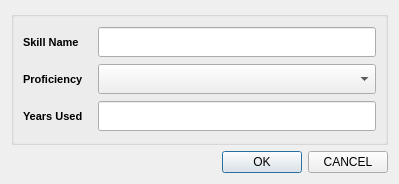
Qt form ResumeManager/technicalskills.ui (vkaushikregis/practicum) before a commit.
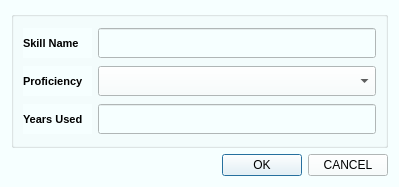
The same form after that commit.

What changed in the file:
```diff
--- a/ResumeManager/technicalskills.ui
+++ b/ResumeManager/technicalskills.ui
@@ -7,12 +7,15 @@
     <x>0</x>
     <y>0</y>
     <width>399</width>
-    <height>184</height>
+    <height>187</height>
    </rect>
   </property>
   <property name="windowTitle">
    <string>Dialog</string>
   </property>
+  <property name="styleSheet">
+   <string notr="true">background-color: rgb(246, 255, 255);</string>
+  </property>
   <layout class="QGridLayout" name="gridLayout_2">
    <item row="0" column="0">
     <widget class="QGroupBox" name="groupBox">
```
